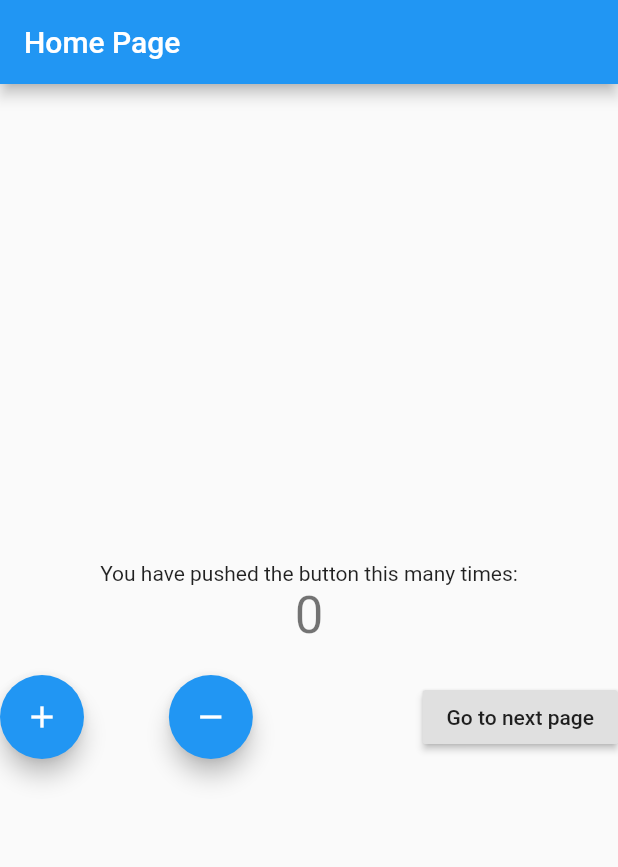
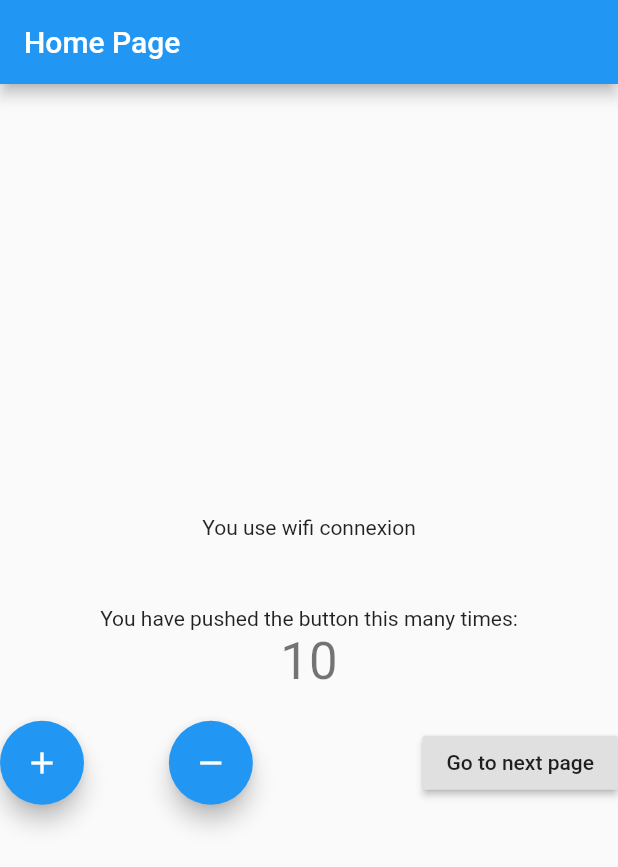
Before and after one commit to ndemeyvan/UnderStandBlocInFlutter, a Flutter app: the screen it shows after launch, on a phone screen of 412 x 824 dp. Shown: the top 867 px of the screen. Run offline on Flutter 3.47's test engine with Material 2 defaults, Android fonts, the phone set to English and light mode, and no system bars; our stand-ins replace bloc, connectivity_plus, equatable, flutter_bloc, hydrated_bloc.

Commit message:
commit -m

```diff
--- a/lib/businness_logic/cubit/counter_state.dart
+++ b/lib/businness_logic/cubit/counter_state.dart
@@ -1,12 +1,62 @@
 part of 'counter_cubit.dart';
 
 class CounterState extends Equatable {
+
   int counterValue;
   bool wasIncremented;
 
-  CounterState({@required this.counterValue, this.wasIncremented});
+   @override
+  // TODO: implement props
+  List<Object> get props => [this.counterValue, this.wasIncremented];
+
+//<editor-fold desc="Data Methods" defaultstate="collapsed">
+
+  CounterState({
+    @required this.counterValue,
+    @required this.wasIncremented,
+  });
+
+  CounterState copyWith({
+    int counterValue,
+    bool wasIncremented,
+  }) {
+    return new CounterState(
+      counterValue: counterValue ?? this.counterValue,
+      wasIncremented: wasIncremented ?? this.wasIncremented,
+    );
+  }
 
   @override
-  // TODO: implement props
-  List<Object> get props => [this.counterValue, this.wasIncremented];
+  String toString() {
+    return 'CounterState{counterValue: $counterValue, wasIncremented: $wasIncremented}';
+  }
+
+  @override
+  bool operator ==(Object other) =>
+      identical(this, other) ||
+      (other is CounterState &&
+          runtimeType == other.runtimeType &&
+          counterValue == other.counterValue &&
+          wasIncremented == other.wasIncremented);
+
+  @override
+  int get hashCode => counterValue.hashCode ^ wasIncremented.hashCode;
+
+  factory CounterState.fromMap(Map<String, dynamic> map) {
+    return new CounterState(
+      counterValue: map['counterValue'] as int,
+      wasIncremented: map['wasIncremented'] as bool,
+    );
+  }
+
+  Map<String, dynamic> toMap() {
+    // ignore: unnecessary_cast
+    return {
+      'counterValue': this.counterValue,
+      'wasIncremented': this.wasIncremented,
+    } as Map<String, dynamic>;
+  }
+
+//</editor-fold>
+
 }
--- /dev/null
+++ b/lib/businness_logic/cubit/internet_cubit.dart
@@ -0,0 +1,47 @@
+import 'dart:async';
+
+import 'package:bloc/bloc.dart';
+import 'package:connectivity_plus/connectivity_plus.dart';
+import 'package:meta/meta.dart';
+import 'package:untitled/constant/enums.dart';
+
+part 'internet_state.dart';
+
+class InternetCubit extends Cubit<InternetState> {
+
+  final Connectivity connectivity;
+
+  void emitInternetConnected(ConnectionType connectionType) =>
+      emit(InternetConnected(connectionType: connectionType));
+
+  void emitInternetDisconnected() => emit(InternetDisconnected());
+
+  ///METHODE AVEC STREAMSOUCRIBER
+  StreamSubscription connectivityStreamSubscription;
+
+  InternetCubit({this.connectivity}) : super(InternetLoading()) {
+      monitorInternetConnexion();
+  }
+
+  StreamSubscription<ConnectivityResult> monitorInternetConnexion() {
+    return connectivityStreamSubscription =
+        connectivity.onConnectivityChanged.listen((connectivityResult) {
+          if (connectivityResult == ConnectivityResult.wifi) {
+            emitInternetConnected(ConnectionType.wifi);
+          } else if (connectivityResult == ConnectivityResult.mobile) {
+            emitInternetConnected(ConnectionType.Mobile);
+          } else {
+            emitInternetDisconnected();
+          }
+        });
+  }
+
+
+  @override
+  Future<void> close() {
+    connectivityStreamSubscription.cancel();
+    return super.close();
+  }
+
+//Le probleme avec le stream soucriber est que si il ya deja beaucoup de dependance entre les bloc et que leur nombre augmente cela deviens difficille a maintenir
+}
--- /dev/null
+++ b/lib/businness_logic/cubit/internet_state.dart
@@ -0,0 +1,14 @@
+part of 'internet_cubit.dart';
+
+@immutable
+abstract class InternetState {}
+
+class InternetLoading extends InternetState {}
+
+class InternetConnected extends InternetState {
+  final ConnectionType connectionType;
+  InternetConnected({@required this.connectionType});
+}
+
+class InternetDisconnected extends InternetState {
+}
--- /dev/null
+++ b/lib/constant/enums.dart
@@ -0,0 +1,4 @@
+enum ConnectionType {
+  wifi,
+  Mobile,
+}
--- a/lib/main.dart
+++ b/lib/main.dart
@@ -1,26 +1,41 @@
+import 'dart:developer';
+
+import 'package:connectivity_plus/connectivity_plus.dart';
 import 'package:flutter/material.dart';
 import 'package:flutter_bloc/flutter_bloc.dart';
+import 'package:hydrated_bloc/hydrated_bloc.dart';
+import 'package:untitled/businness_logic/cubit/internet_cubit.dart';
 import 'package:untitled/presentation/pages/Home.dart';
 import 'package:untitled/presentation/pages/second_screen.dart';
 import 'package:untitled/presentation/router/app_routes.dart';
 import 'businness_logic/cubit/counter_cubit.dart';
 
-void main() {
-  runApp(MyApp());
+void main() async {
+  // HydratedBloc.storage = await HydratedStorage.build();
+
+  runApp(MyApp(
+    appRouter: AppRouter(),
+    connectivity: Connectivity(),
+  ));
 }
 
 class MyApp extends StatefulWidget {
+  final AppRouter appRouter;
+  final Connectivity connectivity;
+  const MyApp({@required this.appRouter, @required this.connectivity});
+
   @override
   _MyAppState createState() => _MyAppState();
 }
 
 class _MyAppState extends State<MyApp> {
-  AppRouter appRouter = AppRouter();
-
   @override
   Widget build(BuildContext context) {
-    return BlocProvider(
-      create: (context) => CounterCubit(),
+    return MultiBlocProvider(
+      providers: [
+        BlocProvider<InternetCubit>(create: (context) => InternetCubit(connectivity: widget.connectivity)),
+        BlocProvider<CounterCubit>(create: (context) => CounterCubit()),
+      ],
       child: MaterialApp(
         title: 'Flutter Demo',
         theme: ThemeData(
@@ -29,7 +44,7 @@ class _MyAppState extends State<MyApp> {
         ),
 
         //AVEC GENERIC NAVIGATION
-        onGenerateRoute: appRouter.onGenerateRoute,
+        onGenerateRoute: widget.appRouter.onGenerateRoute,
         /////AVEC NAMED ROUTE NAVIGATION
         // routes: {
         //   '/': (context) =>
@@ -52,12 +67,11 @@ class _MyAppState extends State<MyApp> {
     );
   }
 
-
   /////ICI IL EST Question DE FERMER LE STREAM ET LE BLOC
   @override
   void dispose() {
     // TODO: implement dispose
     super.dispose();
-    appRouter.dispose();
+    widget.appRouter.dispose();
   }
 }
--- a/lib/presentation/pages/Home.dart
+++ b/lib/presentation/pages/Home.dart
@@ -1,7 +1,8 @@
 import 'package:flutter/material.dart';
 import 'package:flutter_bloc/flutter_bloc.dart';
 import 'package:untitled/businness_logic/cubit/counter_cubit.dart';
-import 'package:untitled/presentation/pages/second_screen.dart';
+import 'package:untitled/businness_logic/cubit/internet_cubit.dart';
+import 'package:untitled/constant/enums.dart';
 
 class MyHomePage extends StatefulWidget {
   MyHomePage({Key key, this.title}) : super(key: key);
@@ -32,6 +33,36 @@ class _MyHomePageState extends State<MyHomePage> {
         child: Column(
           mainAxisAlignment: MainAxisAlignment.center,
           children: <Widget>[
+            BlocConsumer<InternetCubit, InternetState>(
+              listener:  (context, state){
+                print("Hey internet viens de reagir ");
+                if(state is InternetConnected && state.connectionType == ConnectionType.wifi){
+                  BlocProvider.of<CounterCubit>(context).increment(10);
+                }else if(state is InternetConnected && state.connectionType == ConnectionType.Mobile){
+                  BlocProvider.of<CounterCubit>(context).decrement();
+                }else {
+                  BlocProvider.of<CounterCubit>(context).increment(0);
+                }
+              },
+              builder: (context, state) {
+                if(state is InternetConnected && state.connectionType == ConnectionType.wifi){
+                  return Text(
+                    'You use wifi connexion',
+                  );
+                }else if(state is InternetConnected && state.connectionType == ConnectionType.Mobile){
+                  return Text(
+                    'You use Mobile connexion',
+                  );
+                }else {
+                  return Text(
+                    'You are not connected ',
+                  );
+                }
+              },
+            ),
+            SizedBox(
+              height: 45,
+            ),
             Text(
               'You have pushed the button this many times:',
             ),
@@ -50,7 +81,10 @@ class _MyHomePageState extends State<MyHomePage> {
               builder: (context, state) {
                 return Text(
                   '${state.counterValue}',
-                  style: Theme.of(context).textTheme.headline4,
+                  style: Theme
+                      .of(context)
+                      .textTheme
+                      .headline4,
                 );
               },
             ),
@@ -67,7 +101,6 @@ class _MyHomePageState extends State<MyHomePage> {
                   tooltip: 'Increment',
                   child: Icon(Icons.add),
                   heroTag: "btn234",
-
                 ),
                 FloatingActionButton(
                   onPressed: () {
@@ -76,7 +109,6 @@ class _MyHomePageState extends State<MyHomePage> {
                   tooltip: 'Decrement',
                   child: Icon(Icons.remove),
                   heroTag: "btn23",
-
                 ),
                 SizedBox(
                   height: 20,
--- a/pubspec.yaml
+++ b/pubspec.yaml
@@ -31,7 +31,9 @@ dependencies:
   flutter_bloc: ^6.1.1
   test: ^1.15.2
   bloc_test: ^7.0.4
+  hydrated_bloc: ^6.1.0
   equatable: ^1.2.5
+  connectivity_plus: ^0.5.0
 
 dev_dependencies:
   flutter_test:
```
Also changed, not shown: lib/businness_logic/cubit/counter_cubit.dart (+57 -4 lines), pubspec.lock.
